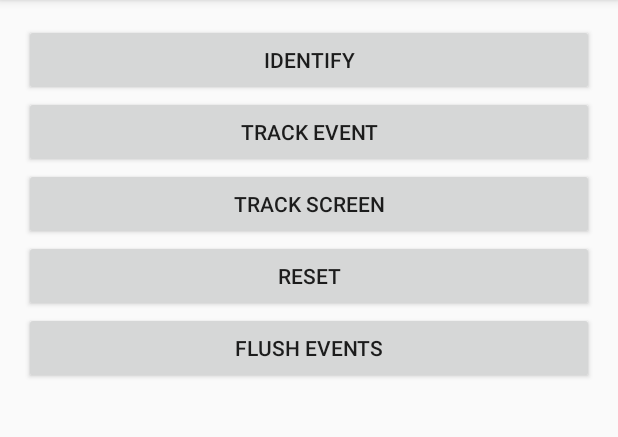
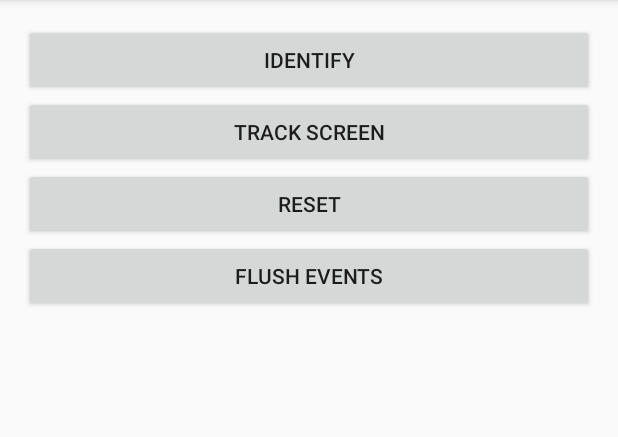
Before and after one commit to castle/castle-android, an Android app: the screen it shows after launch (MainActivity), on a phone screen of 412 x 824 dp, the part 84-521 px from its top. Run offline under Robolectric (Android 15) with nearby library versions, the phone set to English and light mode, and no system bars; our stand-ins replace ButterKnife; libraries missing offline, so code that uses them is left out: com.squareup.tape2; 6 statements that could not run were skipped.

Commit message:
Remove custom event tracking

```diff
--- a/castle/src/main/java/io/castle/android/Castle.java
+++ b/castle/src/main/java/io/castle/android/Castle.java
@@ -166,7 +166,7 @@ public class Castle {
      * @param event Event name
      * @param properties Event properties
      */
-    public static void track(String event, Map<String, String> properties) {
+    protected static void track(String event, Map<String, String> properties) {
         if (event == null || event.isEmpty() || properties == null) {
             return;
         }
@@ -177,14 +177,14 @@ public class Castle {
      * Track event with a specified name
      * @param event Event name
      */
-    public static void track(String event) {
+    protected static void track(String event) {
         if (event == null || event.isEmpty()) {
             return;
         }
         track(new Event(event));
     }
 
-    private static void track(Event event) {
+    protected static void track(Event event) {
         CastleLogger.d("Tracking event " + Utils.getGsonInstance().toJson(event));
         instance.eventQueue.add(event);
         if (instance.eventQueue.needsFlush()) {
--- a/example/src/main/res/layout/main.xml
+++ b/example/src/main/res/layout/main.xml
@@ -8,11 +8,6 @@
         android:layout_width="match_parent"
         android:layout_height="wrap_content"
         android:text="@string/identify" />
-    <Button
-        android:id="@+id/track_event"
-        android:layout_width="match_parent"
-        android:layout_height="wrap_content"
-        android:text="@string/track_event" />
     <Button
         android:id="@+id/track_screen"
         android:layout_width="match_parent"
--- a/example/src/main/res/values/strings.xml
+++ b/example/src/main/res/values/strings.xml
@@ -2,7 +2,6 @@
     <string name="app_name">Castle</string>
     <string name="castle_publishable_key" translatable="false">pk_CTsfAeRTqxGgA7HHxqpEESvjfPp4QAKA</string>
     <string name="identify">Identify</string>
-    <string name="track_event">Track event</string>
     <string name="track_screen">Track screen</string>
     <string name="reset">Reset</string>
     <string name="flush_events">Flush events</string>
```
Also changed, not shown: example/src/main/java/io/castle/android/sample/MainActivity.java (+0 -8 lines).
